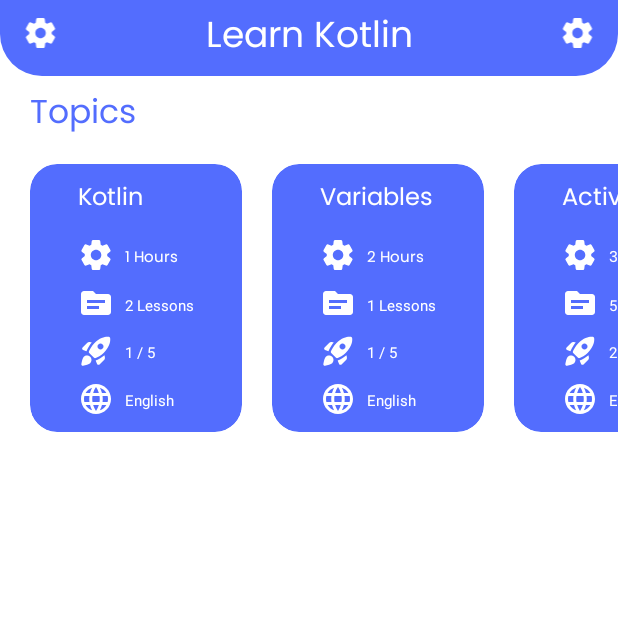
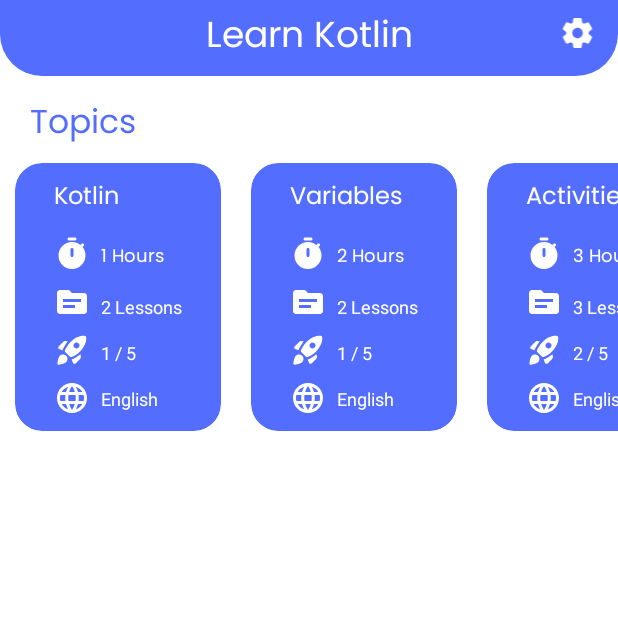
Before and after one commit to ItzDavi/Learn-Kotlin, an Android app: the HomeActivity screen opened directly, with no data from a screen before it, on a phone screen of 412 x 824 dp, the top half of it. Run offline under Robolectric (Android 15) with nearby library versions, the light colour scheme and no system bars.

Commit message:
Lessons initial commit
Minor bug fixes, 1 new icon,  2 new colors

```diff
--- a/app/src/main/java/com/davidemolo/learnkotlin/HomeActivity.kt
+++ b/app/src/main/java/com/davidemolo/learnkotlin/HomeActivity.kt
@@ -11,6 +11,8 @@ import androidx.recyclerview.widget.RecyclerView
 import com.davidemolo.learnkotlin.databinding.ActivityHomeBinding
 import com.davidemolo.learnkotlin.topics.TopicAdapter
 import com.davidemolo.learnkotlin.topics.TopicViewModel
+import com.davidemolo.learnkotlin.topics.lessons.LessonAdapter
+import com.davidemolo.learnkotlin.topics.lessons.LessonViewModel
 import kotlinx.coroutines.delay
 import kotlinx.coroutines.launch
 
@@ -37,12 +39,16 @@ class HomeActivity : AppCompatActivity() {
         val topicsRecyclerView = binding.topicsRecyclerview
         topicsRecyclerView.layoutManager = LinearLayoutManager(this, LinearLayoutManager.HORIZONTAL, false)
 
+        val lessonsRecyclerView = binding.lessonsRecyclerview
+        lessonsRecyclerView.layoutManager = LinearLayoutManager(this, LinearLayoutManager.VERTICAL, false)
+
+        loadTopics(topicsRecyclerView)
+        loadLessons(lessonsRecyclerView, "Kotlin")
+
         lifecycleScope.launch {
             delay(600)
             binding.homeCustomAppbar.visibility = View.VISIBLE
             binding.homeCustomAppbar.startAnimation(slideInDownAnimation)
-
-            loadTopics(topicsRecyclerView)
 
             delay(300)
             binding.topicsTextview.visibility = View.VISIBLE
@@ -51,6 +57,14 @@ class HomeActivity : AppCompatActivity() {
             delay(600)
             binding.topicsScrollview.visibility = View.VISIBLE
             binding.topicsScrollview.startAnimation(slideInRightAnimation)
+
+            delay(600)
+            binding.lessonsTextview.visibility = View.VISIBLE
+            binding.lessonsTextview.startAnimation(slideInUpAnimation)
+
+            delay(300)
+            binding.lessonsBackCardview.visibility = View.VISIBLE
+            binding.lessonsBackCardview.startAnimation(slideInRightAnimation)
         }
     }
 
@@ -58,10 +72,48 @@ class HomeActivity : AppCompatActivity() {
         val topicsData = ArrayList<TopicViewModel>()
 
         topicsData.add(TopicViewModel("Kotlin", 1, 2, 1, "English"))
-        topicsData.add(TopicViewModel("Variables", 2, 1, 1, "English"))
-        topicsData.add(TopicViewModel("Activities", 3, 5, 2, "English"))
+        topicsData.add(TopicViewModel("Variables", 2, 2, 1, "English"))
+        topicsData.add(TopicViewModel("Activities", 3, 3, 2, "English"))
+        topicsData.add(TopicViewModel("Conditions", 1, 2, 2, "English"))
+        topicsData.add(TopicViewModel("Loops", 1, 2, 2, "English"))
+        topicsData.add(TopicViewModel("Layouts", 2, 3, 3, "English"))
+        topicsData.add(TopicViewModel("Events", 2, 3, 2, "English"))
+        topicsData.add(TopicViewModel("WebView", 1, 1, 1, "English"))
+        topicsData.add(TopicViewModel("RecyclerView", 4, 5, 5, "English"))
+        topicsData.add(TopicViewModel("Fragments", 2, 3, 3, "English"))
+        topicsData.add(TopicViewModel("ViewBinding", 1, 1, 1, "English"))
+        topicsData.add(TopicViewModel("Animations", 2, 2, 2, "English"))
 
         val adapter = TopicAdapter(topicsData, this)
         topicsRecyclerView.adapter = adapter
     }
+
+    private fun loadLessons(lessonsRecyclerView: RecyclerView, topic: String) {
+        val lessonsData = ArrayList<LessonViewModel>()
+
+        when(topic) {
+            "Kotlin" -> {
+                lessonsData.add(LessonViewModel( "01", "What is Kotlin ?"))
+                lessonsData.add(LessonViewModel( "02", "Project creation"))
+            }
+
+            "Variables" -> {
+                lessonsData.add(LessonViewModel( "01", "Data types, val, var"))
+                lessonsData.add(LessonViewModel( "02", "Lateinit, private"))
+            }
+
+            "Activity" -> {
+                lessonsData.add(LessonViewModel( "01", "What is and acvitity ?"))
+                lessonsData.add(LessonViewModel( "02", "Lifecycles"))
+                lessonsData.add(LessonViewModel( "03", "Activities structure"))
+            }
+
+            "Conditions" -> {
+                lessonsData.add(LessonViewModel( "01", "If else, when, ? x : y"))
+            }
+        }
+
+        val adapter = LessonAdapter(lessonsData, this)
+        lessonsRecyclerView.adapter = adapter
+    }
 }
--- a/app/src/main/java/com/davidemolo/learnkotlin/topics/TopicAdapter.kt
+++ b/app/src/main/java/com/davidemolo/learnkotlin/topics/TopicAdapter.kt
@@ -5,8 +5,10 @@ import android.view.LayoutInflater
 import android.view.View
 import android.view.ViewGroup
 import android.widget.TextView
+import androidx.cardview.widget.CardView
 import androidx.recyclerview.widget.RecyclerView
 import com.davidemolo.learnkotlin.R
+import com.davidemolo.learnkotlin.topics.lessons.LessonViewModel
 
 class TopicAdapter(private val mList: List<TopicViewModel>, var context: Context) : RecyclerView.Adapter<TopicAdapter.ViewHolder>() {
 
@@ -24,6 +26,10 @@ class TopicAdapter(private val mList: List<TopicViewModel>, var context: Context
         "${item.topicLessons} Lessons".also { holder.topicLessonsTextView.text = it }
         "${item.topicDifficulty} / 5".also { holder.topicDifficultyTextView.text = it }
         holder.topicLanguageTextView.text = item.topicLanguage
+
+        holder.topicCardView.setOnClickListener {
+
+        }
     }
 
     override fun getItemCount(): Int {
@@ -36,5 +42,7 @@ class TopicAdapter(private val mList: List<TopicViewModel>, var context: Context
         val topicLessonsTextView: TextView = itemView.findViewById(R.id.card_view_topic_lessons_textview)
         val topicDifficultyTextView: TextView = itemView.findViewById(R.id.cardview_topic_difficulty_textview)
         val topicLanguageTextView: TextView = itemView.findViewById(R.id.cardview_topic_language_textview)
+
+        val topicCardView: CardView = itemView.findViewById(R.id.cardview_topic_cardview)
     }
 }
--- a/app/src/main/java/com/davidemolo/learnkotlin/topics/TopicViewModel.kt
+++ b/app/src/main/java/com/davidemolo/learnkotlin/topics/TopicViewModel.kt
@@ -4,6 +4,7 @@ import androidx.lifecycle.ViewModel
 
 class TopicViewModel(
     val topicTitle: String,
+    //TODO prima o poi mettere topicTime float cosi da fare 0.1 ore, 1.3 ore ecc
     val topicTime: Int,
     val topicLessons: Int,
     val topicDifficulty: Int,
--- /dev/null
+++ b/app/src/main/java/com/davidemolo/learnkotlin/topics/lessons/LessonAdapter.kt
@@ -0,0 +1,32 @@
+package com.davidemolo.learnkotlin.topics.lessons
+
+import android.content.Context
+import android.view.LayoutInflater
+import android.view.View
+import android.view.ViewGroup
+import android.widget.TextView
+import androidx.recyclerview.widget.RecyclerView
+import com.davidemolo.learnkotlin.R
+
+class LessonAdapter(private val mList: List<LessonViewModel>, var context: Context) : RecyclerView.Adapter<LessonAdapter.ViewHolder>() {
+
+    override fun onCreateViewHolder(parent: ViewGroup, viewType: Int): ViewHolder {
+        val view = LayoutInflater.from(parent.context).inflate(R.layout.lesson_list_layout, parent, false)
+
+        return ViewHolder(view)
+    }
+
+    override fun onBindViewHolder(holder: ViewHolder, position: Int) {
+        val item = mList[position]
+
+        "${item.lessonNumber}. ${item.lessonTitle}".also { holder.lessonTextView.text = it }
+    }
+
+    override fun getItemCount(): Int {
+        return mList.size
+    }
+
+    class ViewHolder(itemView: View) : RecyclerView.ViewHolder(itemView) {
+        val lessonTextView: TextView = itemView.findViewById(R.id.lesson_title_textview)
+    }
+}
--- /dev/null
+++ b/app/src/main/java/com/davidemolo/learnkotlin/topics/lessons/LessonViewModel.kt
@@ -0,0 +1,10 @@
+package com.davidemolo.learnkotlin.topics.lessons
+
+import androidx.lifecycle.ViewModel
+
+class LessonViewModel(
+    val lessonNumber: String,
+    val lessonTitle: String,
+    //val lessonShortDescription: String,
+    //val lessonDescription: String,
+    ) : ViewModel()
--- /dev/null
+++ b/app/src/main/res/drawable/ic_round_timer_24.xml
@@ -0,0 +1,6 @@
+<vector android:height="24dp" android:tint="#FFFFFF"
+    android:viewportHeight="24" android:viewportWidth="24"
+    android:width="24dp" xmlns:android="http://schemas.android.com/apk/res/android">
+    <path android:fillColor="@android:color/white" android:pathData="M10,3h4c0.55,0 1,-0.45 1,-1c0,-0.55 -0.45,-1 -1,-1h-4C9.45,1 9,1.45 9,2C9,2.55 9.45,3 10,3z"/>
+    <path android:fillColor="@android:color/white" android:pathData="M19.03,7.39l0.75,-0.75c0.38,-0.38 0.39,-1.01 0,-1.4c0,0 -0.01,-0.01 -0.01,-0.01c-0.39,-0.39 -1.01,-0.38 -1.4,0l-0.75,0.75C16.07,4.74 14.12,4 12,4c-4.8,0 -8.88,3.96 -9,8.76C2.87,17.84 6.94,22 12,22c4.98,0 9,-4.03 9,-9C21,10.88 20.26,8.93 19.03,7.39zM13,13c0,0.55 -0.45,1 -1,1s-1,-0.45 -1,-1V9c0,-0.55 0.45,-1 1,-1s1,0.45 1,1V13z"/>
+</vector>
--- a/app/src/main/res/layout/activity_home.xml
+++ b/app/src/main/res/layout/activity_home.xml
@@ -11,11 +11,15 @@
         android:id="@+id/home_scrollview"
         android:layout_width="match_parent"
         android:layout_height="match_parent"
-        android:orientation="vertical">
+        android:orientation="vertical"
+        app:layout_constraintBottom_toBottomOf="parent"
+        app:layout_constraintEnd_toEndOf="parent"
+        app:layout_constraintStart_toStartOf="parent"
+        app:layout_constraintTop_toTopOf="parent">
 
         <androidx.constraintlayout.widget.ConstraintLayout
             android:layout_width="match_parent"
-            android:layout_height="wrap_content">
+            android:layout_height="match_parent">
 
             <LinearLayout
                 android:id="@+id/home_custom_appbar"
@@ -31,10 +35,11 @@
                 <ImageView
                     android:layout_width="0dp"
                     android:layout_height="wrap_content"
+                    android:layout_marginHorizontal="8dp"
                     android:layout_weight="0.1"
                     android:paddingVertical="10dp"
-                    android:layout_marginHorizontal="8dp"
-                    android:src="@drawable/ic_round_settings_24" />
+                    android:src="@drawable/ic_round_settings_24"
+                    android:visibility="invisible" />
 
                 <TextView
                     android:id="@+id/welcome_textview"
@@ -54,9 +59,9 @@
                 <ImageView
                     android:layout_width="0dp"
                     android:layout_height="wrap_content"
+                    android:layout_marginHorizontal="8dp"
                     android:layout_weight="0.1"
                     android:paddingVertical="10dp"
-                    android:layout_marginHorizontal="8dp"
                     android:src="@drawable/ic_round_settings_24" />
 
             </LinearLayout>
@@ -65,13 +70,13 @@
                 android:id="@+id/topics_textview"
                 android:layout_width="match_parent"
                 android:layout_height="wrap_content"
+                android:layout_marginHorizontal="20dp"
+                android:layout_marginTop="14dp"
+                android:fontFamily="@font/poppinsregular"
                 android:text="Topics"
-                android:fontFamily="@font/poppinsregular"
                 android:textColor="@color/material_a2_blue"
                 android:textSize="22sp"
-                android:layout_marginTop="7dp"
                 android:visibility="gone"
-                android:layout_marginHorizontal="20dp"
                 app:layout_constraintEnd_toEndOf="parent"
                 app:layout_constraintStart_toStartOf="parent"
                 app:layout_constraintTop_toBottomOf="@id/home_custom_appbar" />
@@ -80,11 +85,11 @@
                 android:id="@+id/topics_scrollview"
                 android:layout_width="match_parent"
                 android:layout_height="wrap_content"
+                android:background="@color/white"
                 android:orientation="horizontal"
-                android:background="@color/white"
+                android:paddingVertical="7dp"
                 android:scrollbars="none"
                 android:visibility="gone"
-                android:paddingVertical="7dp"
                 app:layout_constraintEnd_toEndOf="parent"
                 app:layout_constraintStart_toStartOf="parent"
                 app:layout_constraintTop_toBottomOf="@id/topics_textview">
@@ -92,25 +97,75 @@
                 <androidx.constraintlayout.widget.ConstraintLayout
                     android:id="@+id/topics_constraintlayout"
                     android:layout_width="match_parent"
-                    android:paddingVertical="7dp"
-                    android:background="@color/white"
-                    android:layout_height="match_parent">
+                    android:layout_height="match_parent"
+                    android:background="@color/white">
 
                     <androidx.recyclerview.widget.RecyclerView
                         android:id="@+id/topics_recyclerview"
                         android:layout_width="match_parent"
                         android:layout_height="match_parent"
+                        android:background="@color/white"
                         android:orientation="horizontal"
-                        android:background="@color/white"
+                        app:layout_constraintEnd_toEndOf="parent"
+                        app:layout_constraintStart_toStartOf="parent"
                         app:layout_constraintTop_toTopOf="parent"
-                        app:layout_constraintStart_toStartOf="parent"
-                        app:layout_constraintEnd_toEndOf="parent"
                         tools:itemCount="1"
-                        tools:listitem="@layout/topic_cardview_layout"/>
+                        tools:listitem="@layout/topic_cardview_layout" />
 
                 </androidx.constraintlayout.widget.ConstraintLayout>
 
             </androidx.core.widget.NestedScrollView>
+
+            <TextView
+                android:id="@+id/lessons_textview"
+                android:layout_width="match_parent"
+                android:layout_height="wrap_content"
+                android:layout_marginHorizontal="20dp"
+                android:layout_marginTop="14dp"
+                android:fontFamily="@font/poppinsregular"
+                android:text="Lessons"
+                android:textColor="@color/material_a2_blue"
+                android:textSize="22sp"
+                android:visibility="gone"
+                app:layout_constraintEnd_toEndOf="parent"
+                app:layout_constraintStart_toStartOf="parent"
+                app:layout_constraintTop_toBottomOf="@id/topics_scrollview" />
+
+            <androidx.cardview.widget.CardView
+                android:id="@+id/lessons_back_cardview"
+                android:layout_width="match_parent"
+                android:layout_height="match_parent"
+                android:layout_marginHorizontal="10dp"
+                android:layout_marginBottom="8dp"
+                android:paddingVertical="8dp"
+                android:visibility="gone"
+                app:cardBackgroundColor="@color/material_a2_blue"
+                app:cardCornerRadius="18dp"
+                app:cardElevation="0dp"
+                app:layout_constraintBottom_toBottomOf="parent"
+                app:layout_constraintEnd_toEndOf="parent"
+                app:layout_constraintStart_toStartOf="parent"
+                app:layout_constraintTop_toBottomOf="@id/lessons_textview">
+
+                <androidx.constraintlayout.widget.ConstraintLayout
+                    android:layout_width="match_parent"
+                    android:layout_height="match_parent">
+
+                    <androidx.recyclerview.widget.RecyclerView
+                        android:id="@+id/lessons_recyclerview"
+                        android:layout_width="match_parent"
+                        android:layout_height="match_parent"
+                        android:orientation="vertical"
+                        app:layout_constraintBottom_toBottomOf="parent"
+                        app:layout_constraintEnd_toEndOf="parent"
+                        app:layout_constraintStart_toStartOf="parent"
+                        app:layout_constraintTop_toTopOf="parent"
+                        tools:itemCount="1"
+                        tools:listitem="@layout/lesson_list_layout" />
+
+                </androidx.constraintlayout.widget.ConstraintLayout>
+
+            </androidx.cardview.widget.CardView>
 
         </androidx.constraintlayout.widget.ConstraintLayout>
 
--- /dev/null
+++ b/app/src/main/res/layout/lesson_list_layout.xml
@@ -0,0 +1,19 @@
+<?xml version="1.0" encoding="utf-8"?>
+<androidx.constraintlayout.widget.ConstraintLayout xmlns:android="http://schemas.android.com/apk/res/android"
+    xmlns:app="http://schemas.android.com/apk/res-auto"
+    android:layout_width="match_parent"
+    android:layout_height="wrap_content">
+
+    <TextView
+        android:id="@+id/lesson_title_textview"
+        android:layout_width="match_parent"
+        android:layout_height="wrap_content"
+        android:text="01. Lesson Title"
+        android:textColor="@color/white"
+        android:paddingHorizontal="12dp"
+        android:paddingVertical="8dp"
+        app:layout_constraintEnd_toEndOf="parent"
+        app:layout_constraintStart_toStartOf="parent"
+        app:layout_constraintTop_toTopOf="parent" />
+
+</androidx.constraintlayout.widget.ConstraintLayout>
--- a/app/src/main/res/layout/topic_cardview_layout.xml
+++ b/app/src/main/res/layout/topic_cardview_layout.xml
@@ -1,20 +1,21 @@
 <?xml version="1.0" encoding="utf-8"?>
 <androidx.cardview.widget.CardView xmlns:android="http://schemas.android.com/apk/res/android"
+    android:id="@+id/cardview_topic_cardview"
     android:layout_width="wrap_content"
     android:layout_height="wrap_content"
     xmlns:app="http://schemas.android.com/apk/res-auto"
     app:cardElevation="0dp"
     app:cardCornerRadius="18dp"
     app:cardBackgroundColor="@color/material_a2_blue"
-    android:layout_marginStart="20dp">
+    android:layout_marginHorizontal="10dp">
 
     <androidx.constraintlayout.widget.ConstraintLayout
         android:layout_width="wrap_content"
         android:layout_height="wrap_content"
         app:layout_constraintTop_toTopOf="parent"
-        android:layout_marginHorizontal="20dp"
+        android:layout_marginHorizontal="18dp"
         android:layout_marginVertical="10dp"
-        android:paddingHorizontal="12dp"
+        android:paddingHorizontal="8dp"
         app:layout_constraintStart_toStartOf="parent"
         app:layout_constraintEnd_toEndOf="parent"
         app:layout_constraintBottom_toBottomOf="parent">
@@ -34,7 +35,7 @@
             android:id="@+id/cardview_topic_time_imageview"
             android:layout_width="wrap_content"
             android:layout_height="wrap_content"
-            android:src="@drawable/ic_round_settings_24"
+            android:src="@drawable/ic_round_timer_24"
             android:layout_marginTop="12dp"
             app:layout_constraintStart_toStartOf="parent"
             app:layout_constraintTop_toBottomOf="@id/cardview_topic_title" />
@@ -44,10 +45,10 @@
             android:layout_width="wrap_content"
             android:layout_height="wrap_content"
             android:text="1 Hour"
-            android:textSize="10sp"
+            android:textSize="12sp"
             android:textColor="@color/white"
             android:fontFamily="@font/poppinsregular"
-            android:layout_marginTop="18dp"
+            android:layout_marginTop="16dp"
             android:layout_marginHorizontal="7dp"
             app:layout_constraintStart_toEndOf="@id/cardview_topic_time_imageview"
             app:layout_constraintTop_toBottomOf="@id/cardview_topic_title" />
@@ -67,8 +68,8 @@
             android:layout_height="wrap_content"
             android:text="3 Lessons"
             android:textColor="@color/white"
-            android:textSize="10sp"
-            android:layout_marginTop="16dp"
+            android:textSize="12sp"
+            android:layout_marginTop="14dp"
             android:layout_marginHorizontal="7dp"
             app:layout_constraintStart_toEndOf="@id/cardview_topic_lessons_imageview"
             app:layout_constraintTop_toBottomOf="@id/cardview_topic_time_textview" />
@@ -88,8 +89,8 @@
             android:layout_height="wrap_content"
             android:text="Difficulty 1"
             android:textColor="@color/white"
-            android:textSize="10sp"
-            android:layout_marginTop="17dp"
+            android:textSize="12sp"
+            android:layout_marginTop="14dp"
             android:layout_marginHorizontal="7dp"
             app:layout_constraintStart_toEndOf="@id/cardview_topic_difficulty_imageview"
             app:layout_constraintTop_toBottomOf="@id/card_view_topic_lessons_textview" />
@@ -109,8 +110,8 @@
             android:layout_height="wrap_content"
             android:text="English"
             android:textColor="@color/white"
-            android:textSize="10sp"
-            android:layout_marginTop="18dp"
+            android:textSize="12sp"
+            android:layout_marginTop="14dp"
             android:layout_marginHorizontal="7dp"
             app:layout_constraintStart_toEndOf="@id/cardview_topic_language_imageview"
             app:layout_constraintTop_toBottomOf="@id/cardview_topic_difficulty_textview" />
--- a/app/src/main/res/values/colors.xml
+++ b/app/src/main/res/values/colors.xml
@@ -14,4 +14,6 @@
     <color name="material_a2_red">#FF5252</color>
     <color name="material_green">#4CAF50</color>
     <color name="material_a2_green">#69F0AE</color>
+    <color name="material_orange">#FFC107</color>
+    <color name="material_a2_orange">#FFD740</color>
 </resources>
```
